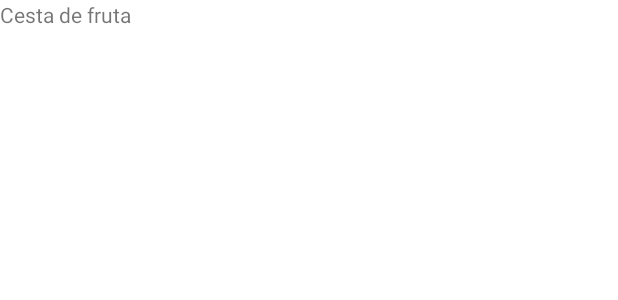
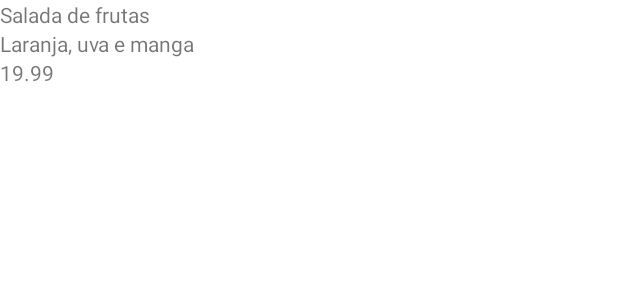
Before and after one commit to Pepwt/Pj_Orgs, an Android app: the layout activity_main.xml on its own in the app's theme, with its tools: preview values and no code run, on a phone screen of 412 x 824 dp. Shown: the top 300 px of the screen. Run offline under Robolectric (Android 15) with nearby library versions, the phone set to English and light mode, and no system bars.

Commit message:
Implementação do layout no Android

```diff
--- a/app/src/main/res/layout/activity_main.xml
+++ b/app/src/main/res/layout/activity_main.xml
@@ -1,14 +1,31 @@
 <?xml version="1.0" encoding="utf-8"?>
 <androidx.constraintlayout.widget.ConstraintLayout xmlns:android="http://schemas.android.com/apk/res/android"
+    xmlns:app="http://schemas.android.com/apk/res-auto"
     xmlns:tools="http://schemas.android.com/tools"
     android:layout_width="match_parent"
     android:layout_height="match_parent">
 
     <TextView
-        android:id="@+id/textView"
-        android:layout_width="wrap_content"
+        android:id="@+id/nome"
+        android:layout_width="match_parent"
         android:layout_height="wrap_content"
-        android:text="Cesta de fruta"
-        tools:layout_editor_absoluteX="41dp"
-        tools:layout_editor_absoluteY="58dp" />
+        android:text="Cesta de frutas"
+        app:layout_constraintEnd_toEndOf="parent"
+        app:layout_constraintTop_toTopOf="parent"
+        tools:text="Salada de frutas"/>
+
+   <TextView android:id="@+id/descricao"
+       android:layout_width="match_parent"
+       android:layout_height="wrap_content"
+       android:text="Laranja, uva e manga"
+       app:layout_constraintStart_toStartOf="parent"
+       app:layout_constraintTop_toBottomOf="@+id/nome" />
+
+    <TextView android:id="@+id/valor"
+        android:layout_width="match_parent"
+        android:layout_height="wrap_content"
+        android:text="19.99"
+        app:layout_constraintStart_toStartOf="parent"
+        app:layout_constraintTop_toBottomOf="@+id/descricao"/>
+
 </androidx.constraintlayout.widget.ConstraintLayout>
```
